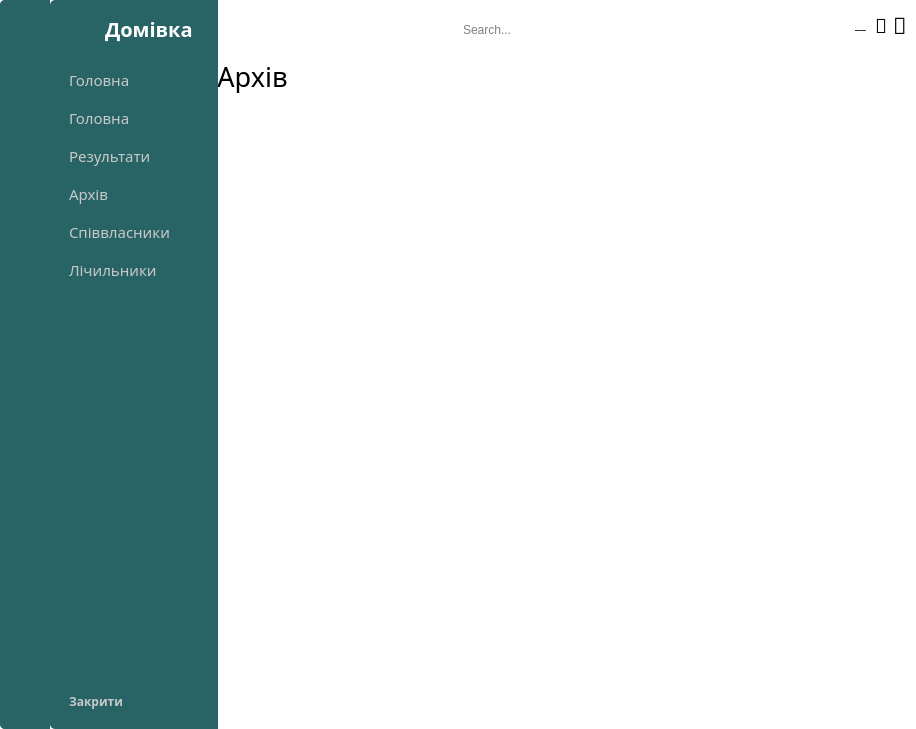
Above: UI/main_window.ui from ntwn/Domivka before the change. Below: the same form after it.
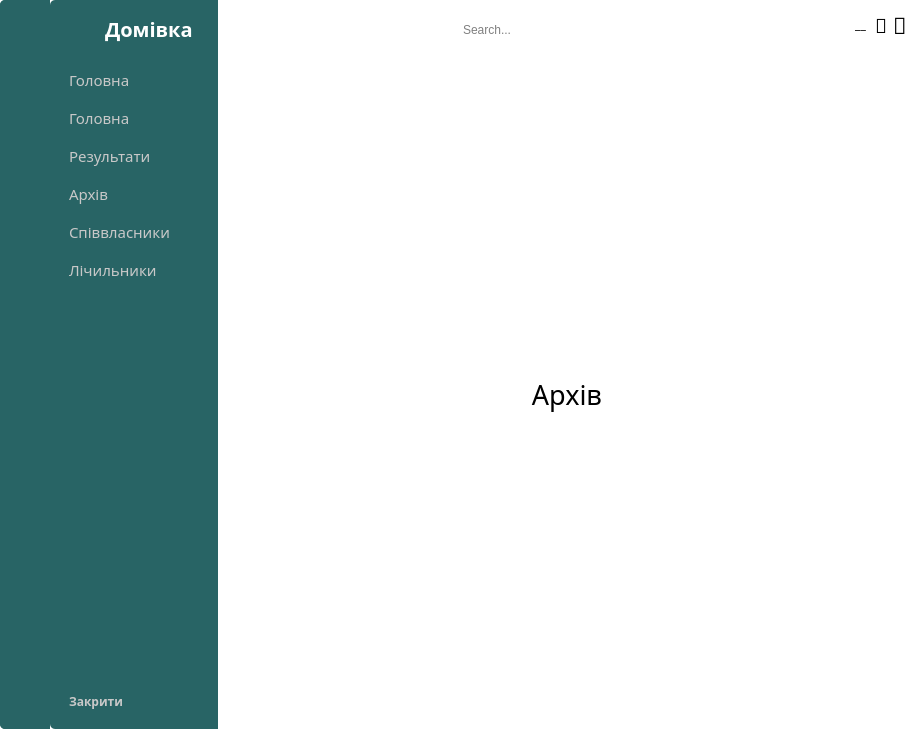
That is the form after the change. The open tabs and pages were chosen to show the change. Icons and pictures are not drawn.

Commit message: small change on view form

The edit to the form file:
```diff
--- a/UI/main_window.ui
+++ b/UI/main_window.ui
@@ -987,28 +987,39 @@
           </layout>
          </widget>
          <widget class="QWidget" name="page_3">
-          <widget class="QLabel" name="archive_label">
-           <property name="geometry">
-            <rect>
-             <x>0</x>
-             <y>0</y>
-             <width>69</width>
-             <height>33</height>
-            </rect>
+          <layout class="QGridLayout" name="gridLayout_8">
+           <property name="leftMargin">
+            <number>0</number>
            </property>
-           <property name="font">
-            <font>
-             <family>Century Gothic</family>
-             <pointsize>20</pointsize>
-            </font>
+           <property name="topMargin">
+            <number>0</number>
            </property>
-           <property name="text">
-            <string>Архів</string>
+           <property name="rightMargin">
+            <number>0</number>
            </property>
-           <property name="alignment">
-            <set>Qt::AlignCenter</set>
+           <property name="bottomMargin">
+            <number>0</number>
            </property>
-          </widget>
+           <property name="spacing">
+            <number>0</number>
+           </property>
+           <item row="0" column="0">
+            <widget class="QLabel" name="archive_label">
+             <property name="font">
+              <font>
+               <family>Century Gothic</family>
+               <pointsize>20</pointsize>
+              </font>
+             </property>
+             <property name="text">
+              <string>Архів</string>
+             </property>
+             <property name="alignment">
+              <set>Qt::AlignCenter</set>
+             </property>
+            </widget>
+           </item>
+          </layout>
          </widget>
          <widget class="QWidget" name="page_4">
           <layout class="QGridLayout" name="gridLayout_5">
```
Left out of the diff: 706 changed lines with no effect on the pictures. The commit also changes 1 other file.
